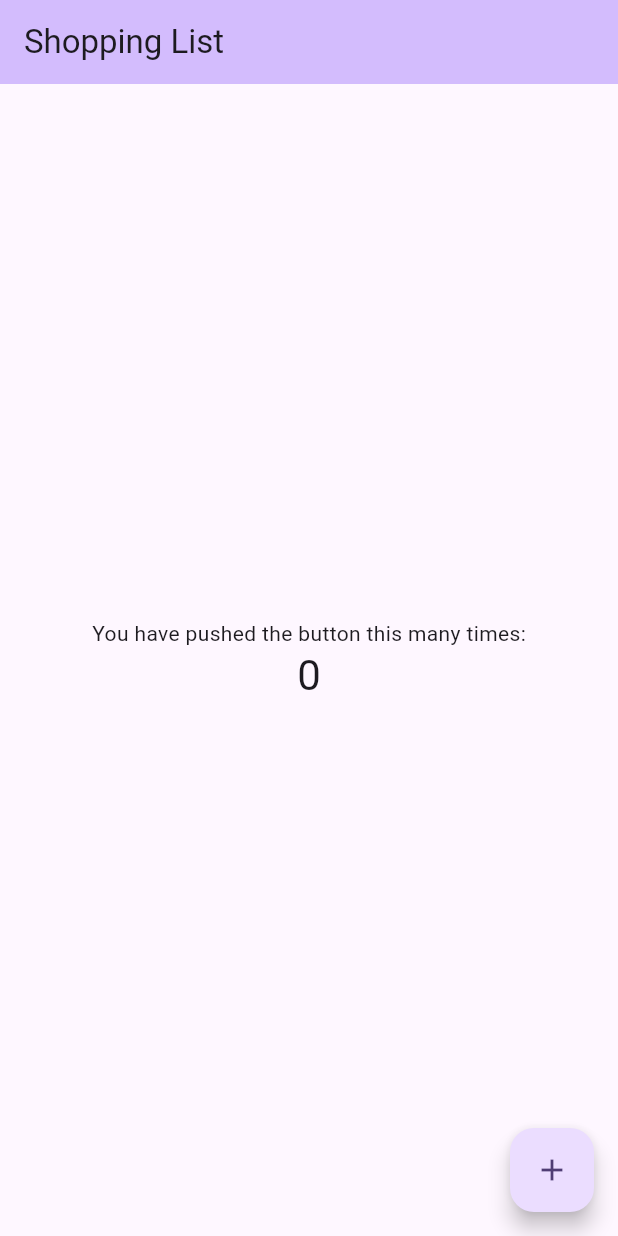
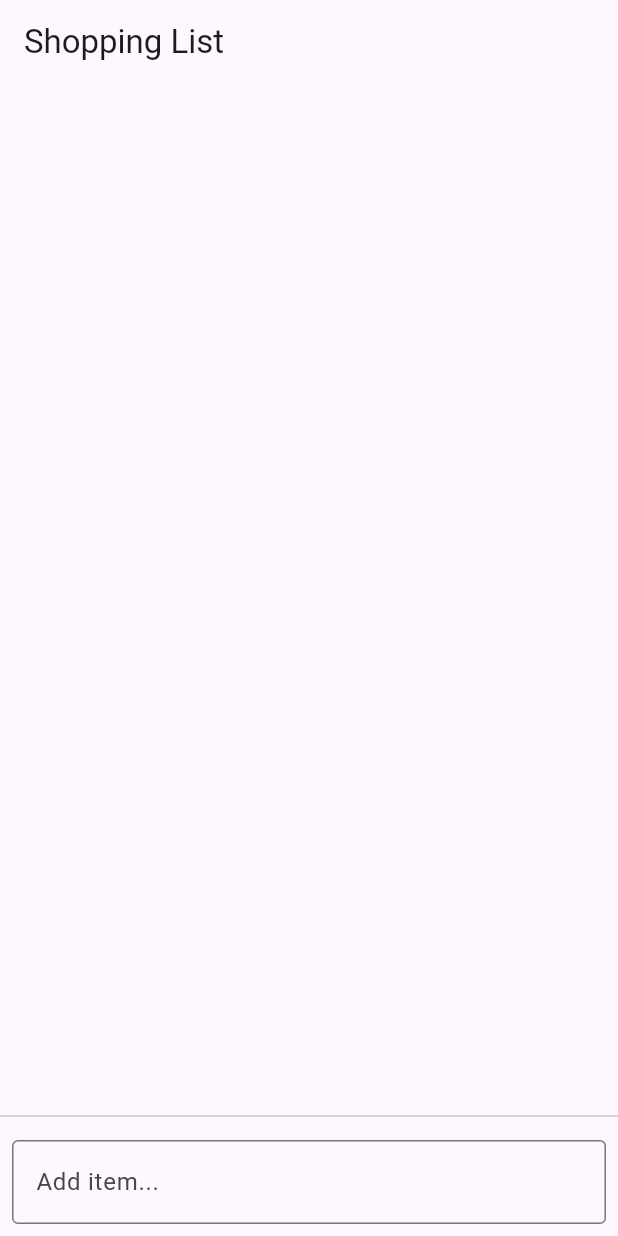
Before and after one commit to bustedchickn/mypantry, a Flutter app: the screen it shows after launch, on a phone screen of 412 x 824 dp. Run offline on Flutter 3.47's test engine with Material 3 defaults, Android fonts, the phone set to English and light mode, and no system bars.

Commit message:
Update main.dart

```diff
--- a/my_pantry/lib/main.dart
+++ b/my_pantry/lib/main.dart
@@ -1,42 +1,12 @@
 import 'package:flutter/material.dart';
 
-void main() {
-  runApp(const MyApp());
-}
-
-List<Map<String, dynamic>> shoppingList = [];
-
-
-
-
-
+void main() => runApp(MyApp());
 
 class MyApp extends StatelessWidget {
-  const MyApp({super.key});
-
-  // This widget is the root of your application.
   @override
   Widget build(BuildContext context) {
     return MaterialApp(
-      title: 'Flutter Demo',
-      theme: ThemeData(
-        // This is the theme of your application.
-        //
-        // TRY THIS: Try running your application with "flutter run". You'll see
-        // the application has a purple toolbar. Then, without quitting the app,
-        // try changing the seedColor in the colorScheme below to Colors.green
-        // and then invoke "hot reload" (save your changes or press the "hot
-        // reload" button in a Flutter-supported IDE, or press "r" if you used
-        // the command line to start the app).
-        //
-        // Notice that the counter didn't reset back to zero; the application
-        // state is not lost during the reload. To reset the state, use hot
-        // restart instead.
-        //
-        // This works for code too, not just values: Most code changes can be
-        // tested with just a hot reload.
-        colorScheme: ColorScheme.fromSeed(seedColor: Colors.deepPurple),
-      ),
+      title: 'Shopping List',
       home: ShoppingListPage(),
     );
   }
@@ -45,86 +15,112 @@ class MyApp extends StatelessWidget {
 class ShoppingListPage extends StatefulWidget {
   @override
   _ShoppingListPageState createState() => _ShoppingListPageState();
-
-  // This widget is the home page of your application. It is stateful, meaning
-  // that it has a State object (defined below) that contains fields that affect
-  // how it looks.
-
-  // This class is the configuration for the state. It holds the values (in this
-  // case the title) provided by the parent (in this case the App widget) and
-  // used by the build method of the State. Fields in a Widget subclass are
-  // always marked "final".
-
-
 }
 
 
 class _ShoppingListPageState extends State<ShoppingListPage> {
-  int _counter = 0;
+  List<Map<String, dynamic>> shoppingList = [];
+  final FocusNode _ghostFocusNode = FocusNode();
+  final TextEditingController _ghostController = TextEditingController();
+  List<TextEditingController> controllers = [];
 
-  void addShoppingItem(String itemName){
-  shoppingList.add({'item': itemName, 'checked' : false});
+  void addItem(String itemName) {
+    if (itemName.trim().isEmpty) return;
+    setState(() {
+      shoppingList.add({'item': itemName.trim(), 'checked': false});
+      controllers.add(TextEditingController(text:itemName.trim()));
+      _ghostController.clear();
+    });
   }
 
-void removeShoppingItem(String itemName){
-  shoppingList.removeWhere((item) => item['item'] == itemName);
+  void updateItem(int index, String newText) {
+    shoppingList[index]['item'] = newText;
+
   }
 
-void toggleCheck(int index){
+  void toggleCheck(int index) {
+    setState(() {
       shoppingList[index]['checked'] = !shoppingList[index]['checked'];
+    });
+  }
+
+  void removeItem(int index) {
+    setState(() {
+      shoppingList.removeAt(index);
+      controllers.removeAt(index);
+    });
+  }
+
+  @override
+  void dispose() {
+    _ghostController.dispose();
+    _ghostFocusNode.dispose();
+    super.dispose();
+  }
+
+  Widget buildItem(int index) {
+    final item = shoppingList[index];
+    final controller = controllers[index];
+
+    return Dismissible(
+      key: Key(item['item'] + index.toString()),
+      direction: DismissDirection.endToStart,
+      background: Container(
+        color: Colors.red,
+        alignment: Alignment.centerRight,
+        padding: EdgeInsets.symmetric(horizontal: 20),
+        child: Icon(Icons.delete, color: Colors.white),
+      ),
+      onDismissed: (direction) {
+        removeItem(index);
+      },
+      child: ListTile(
+        leading: Checkbox(
+          value: item['checked'],
+          onChanged: (_) => toggleCheck(index),
+        ),
+        title: TextField(
+          controller: controller,
+          decoration: InputDecoration(border: InputBorder.none),
+          onChanged: (value) => updateItem(index, value),
+        ),
+        trailing: Icon(Icons.drag_handle), // or leave empty
+      ),
+    );
   }
 
 
   @override
   Widget build(BuildContext context) {
-    // This method is rerun every time setState is called, for instance as done
-    // by the _incrementCounter method above.
-    //
-    // The Flutter framework has been optimized to make rerunning build methods
-    // fast, so that you can just rebuild anything that needs updating rather
-    // than having to individually change instances of widgets.
     return Scaffold(
-      appBar: AppBar( title: Text("Shopping List"),
-        // TRY THIS: Try changing the color here to a specific color (to
-        // Colors.amber, perhaps?) and trigger a hot reload to see the AppBar
-        // change color while the other colors stay the same.
-        backgroundColor: Theme.of(context).colorScheme.inversePrimary,
-        // Here we take the value from the MyHomePage object that was created by
-        // the App.build method, and use it to set our appbar title.
-        // title: Text(widget),
+      appBar: AppBar(title: Text('Shopping List')),
+      body: Column(
+        children: [
+          Expanded(
+            child: ListView.builder(
+              itemCount: shoppingList.length,
+              itemBuilder: (context, index) => buildItem(index),
             ),
-      body: Center(
-        // Center is a layout widget. It takes a single child and positions it
-        // in the middle of the parent.
-        child: Column(
-          // Column is also a layout widget. It takes a list of children and
-          // arranges them vertically. By default, it sizes itself to fit its
-          // children horizontally, and tries to be as tall as its parent.
-          //
-          // Column has various properties to control how it sizes itself and
-          // how it positions its children. Here we use mainAxisAlignment to
-          // center the children vertically; the main axis here is the vertical
-          // axis because Columns are vertical (the cross axis would be
-          // horizontal).
-          //
-          // TRY THIS: Invoke "debug painting" (choose the "Toggle Debug Paint"
-          // action in the IDE, or press "p" in the console), to see the
-          // wireframe for each widget.
-          mainAxisAlignment: MainAxisAlignment.center,
-          children: <Widget>[
-            const Text('You have pushed the button this many times:'),
-            Text(
-              '$_counter',
-              style: Theme.of(context).textTheme.headlineMedium,
+          ),
+          Divider(),
+          Padding(
+            padding: const EdgeInsets.all(8.0),
+            child: TextField(
+              controller: _ghostController,
+              focusNode: _ghostFocusNode,
+              decoration: InputDecoration(
+                hintText: 'Add item...',
+                border: OutlineInputBorder(),
+              ),
+              onSubmitted: (value) {
+                addItem(value);
+                // Refocus to keep adding
+                FocusScope.of(context).requestFocus(_ghostFocusNode);
+              },
+            ),
           ),
         ],
       ),
-      ),
-      floatingActionButton: FloatingActionButton(
-        onPressed: _incrementCounter,
-        tooltip: 'Increment',
-        child: const Icon(Icons.add),
-      ), // This trailing comma makes auto-formatting nicer for build methods.
     );
   }
 }
```
Lines whose indentation alone changed are shown as unchanged.
